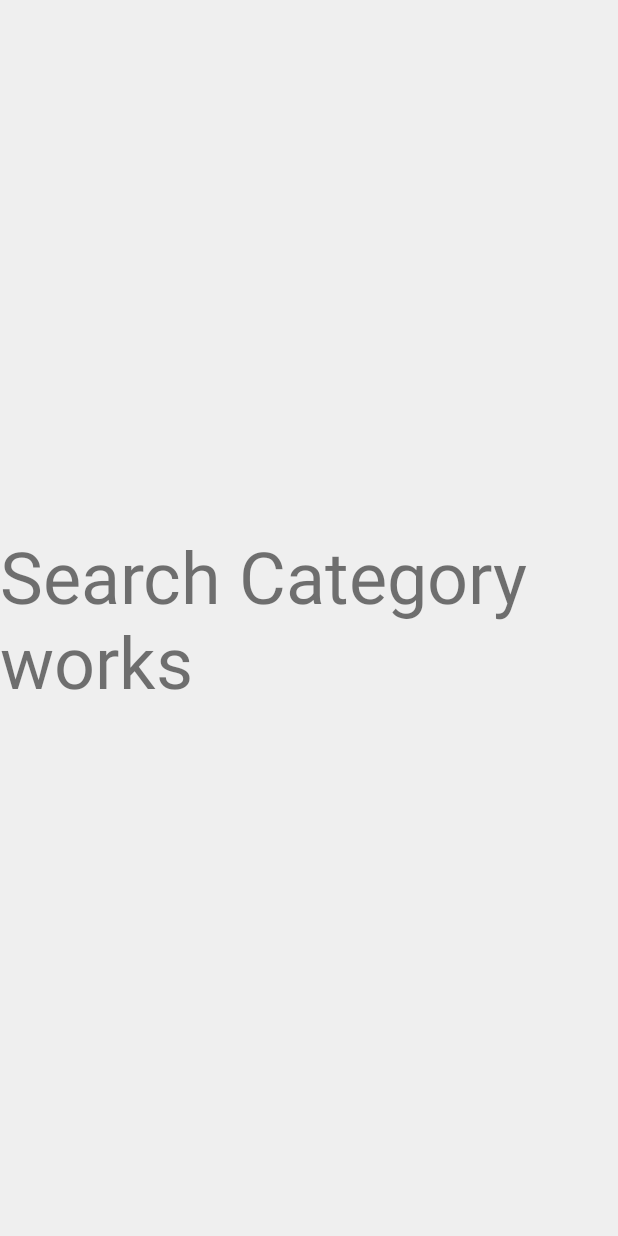
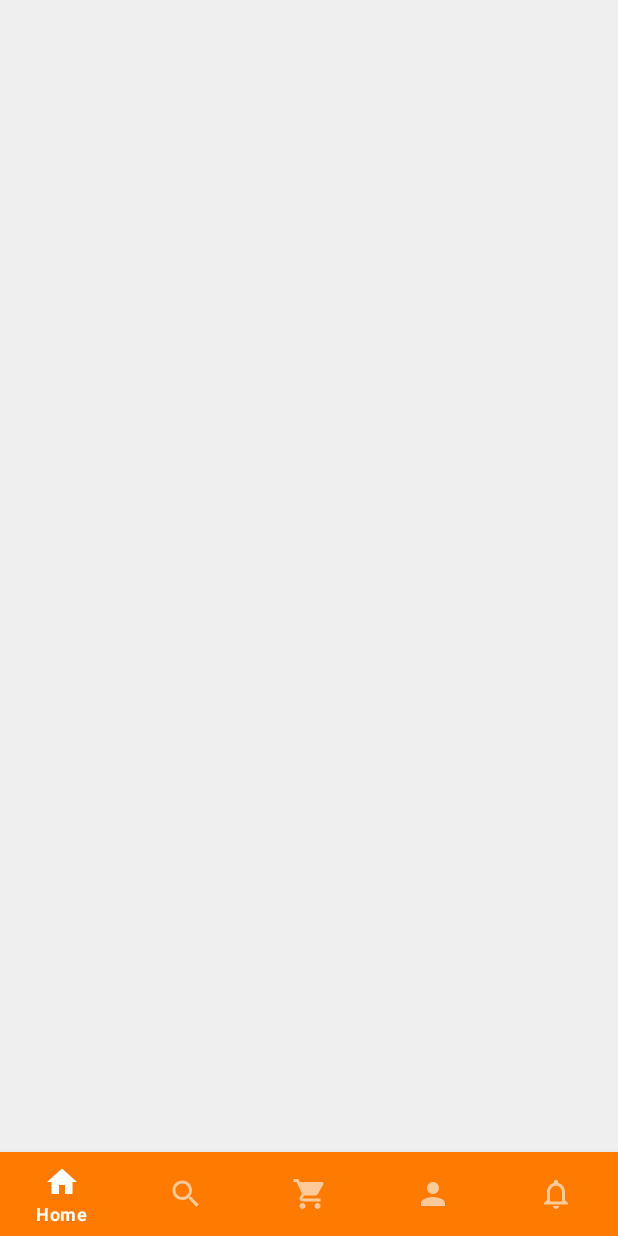
Before and after one commit to miguel57403/safe-eat-client, an Android app: the screen it shows after launch (SearchCategoryActivity before the commit, MainActivity after it), on a phone screen of 412 x 824 dp. Run offline under Robolectric (Android 15) with nearby library versions, the phone set to English and light mode, and no system bars.

Commit message:
Experiment bottom navigation

```diff
--- a/app/src/main/AndroidManifest.xml
+++ b/app/src/main/AndroidManifest.xml
@@ -54,7 +54,7 @@
             android:name=".SearchRestaurantActivity"
             android:exported="false" />
         <activity
-            android:name=".LoginMaterialActivity"
+            android:name=".SearchCategoryActivity"
             android:exported="false" />
         <activity
             android:name=".PaymentActivity"
@@ -72,10 +72,10 @@
             android:name=".AllergyActivity"
             android:exported="false" />
         <activity
-            android:name=".MainActivity"
+            android:name=".LoginMaterialActivity"
             android:exported="false" />
         <activity
-            android:name=".SearchCategoryActivity"
+            android:name=".MainActivity"
             android:exported="true">
             <intent-filter>
                 <action android:name="android.intent.action.MAIN" />
--- a/app/src/main/java/mb/safeEat/MainActivity.kt
+++ b/app/src/main/java/mb/safeEat/MainActivity.kt
@@ -7,5 +7,6 @@ class MainActivity : AppCompatActivity() {
     override fun onCreate(savedInstanceState: Bundle?) {
         super.onCreate(savedInstanceState)
         setContentView(R.layout.activity_main)
+        // https://www.youtube.com/watch?v=Bb8SgfI4Cm4&ab_channel=Foxandroid
     }
 }
--- /dev/null
+++ b/app/src/main/res/drawable/baseline_home_24.xml
@@ -0,0 +1,5 @@
+<vector android:height="24dp" android:tint="#000000"
+    android:viewportHeight="24" android:viewportWidth="24"
+    android:width="24dp" xmlns:android="http://schemas.android.com/apk/res/android">
+    <path android:fillColor="@android:color/white" android:pathData="M10,20v-6h4v6h5v-8h3L12,3 2,12h3v8z"/>
+</vector>
--- /dev/null
+++ b/app/src/main/res/drawable/baseline_notifications_none_24.xml
@@ -0,0 +1,5 @@
+<vector android:height="24dp" android:tint="#000000"
+    android:viewportHeight="24" android:viewportWidth="24"
+    android:width="24dp" xmlns:android="http://schemas.android.com/apk/res/android">
+    <path android:fillColor="@android:color/white" android:pathData="M12,22c1.1,0 2,-0.9 2,-2h-4c0,1.1 0.9,2 2,2zM18,16v-5c0,-3.07 -1.63,-5.64 -4.5,-6.32L13.5,4c0,-0.83 -0.67,-1.5 -1.5,-1.5s-1.5,0.67 -1.5,1.5v0.68C7.64,5.36 6,7.92 6,11v5l-2,2v1h16v-1l-2,-2zM16,17L8,17v-6c0,-2.48 1.51,-4.5 4,-4.5s4,2.02 4,4.5v6z"/>
+</vector>
--- /dev/null
+++ b/app/src/main/res/drawable/baseline_person_24.xml
@@ -0,0 +1,5 @@
+<vector android:height="24dp" android:tint="#000000"
+    android:viewportHeight="24" android:viewportWidth="24"
+    android:width="24dp" xmlns:android="http://schemas.android.com/apk/res/android">
+    <path android:fillColor="@android:color/white" android:pathData="M12,12c2.21,0 4,-1.79 4,-4s-1.79,-4 -4,-4 -4,1.79 -4,4 1.79,4 4,4zM12,14c-2.67,0 -8,1.34 -8,4v2h16v-2c0,-2.66 -5.33,-4 -8,-4z"/>
+</vector>
--- /dev/null
+++ b/app/src/main/res/drawable/baseline_search_24.xml
@@ -0,0 +1,5 @@
+<vector android:height="24dp" android:tint="#000000"
+    android:viewportHeight="24" android:viewportWidth="24"
+    android:width="24dp" xmlns:android="http://schemas.android.com/apk/res/android">
+    <path android:fillColor="@android:color/white" android:pathData="M15.5,14h-0.79l-0.28,-0.27C15.41,12.59 16,11.11 16,9.5 16,5.91 13.09,3 9.5,3S3,5.91 3,9.5 5.91,16 9.5,16c1.61,0 3.09,-0.59 4.23,-1.57l0.27,0.28v0.79l5,4.99L20.49,19l-4.99,-5zM9.5,14C7.01,14 5,11.99 5,9.5S7.01,5 9.5,5 14,7.01 14,9.5 11.99,14 9.5,14z"/>
+</vector>
--- /dev/null
+++ b/app/src/main/res/drawable/baseline_shopping_cart_24.xml
@@ -0,0 +1,5 @@
+<vector android:height="24dp" android:tint="#000000"
+    android:viewportHeight="24" android:viewportWidth="24"
+    android:width="24dp" xmlns:android="http://schemas.android.com/apk/res/android">
+    <path android:fillColor="@android:color/white" android:pathData="M7,18c-1.1,0 -1.99,0.9 -1.99,2S5.9,22 7,22s2,-0.9 2,-2 -0.9,-2 -2,-2zM1,2v2h2l3.6,7.59 -1.35,2.45c-0.16,0.28 -0.25,0.61 -0.25,0.96 0,1.1 0.9,2 2,2h12v-2L7.42,15c-0.14,0 -0.25,-0.11 -0.25,-0.25l0.03,-0.12 0.9,-1.63h7.45c0.75,0 1.41,-0.41 1.75,-1.03l3.58,-6.49c0.08,-0.14 0.12,-0.31 0.12,-0.48 0,-0.55 -0.45,-1 -1,-1L5.21,4l-0.94,-2L1,2zM17,18c-1.1,0 -1.99,0.9 -1.99,2s0.89,2 1.99,2 2,-0.9 2,-2 -0.9,-2 -2,-2z"/>
+</vector>
--- a/app/src/main/res/layout/activity_main.xml
+++ b/app/src/main/res/layout/activity_main.xml
@@ -7,14 +7,24 @@
         android:layout_height="match_parent"
         tools:context=".MainActivity">
 
-    <TextView
-        android:id="@+id/textView"
-        android:layout_width="wrap_content"
-        android:layout_height="wrap_content"
-        android:text="Main works"
-        android:textSize="48sp"
-        app:layout_constraintBottom_toBottomOf="parent"
+    <FrameLayout
+        android:id="@+id/main_menu"
+        android:layout_width="0dp"
+        android:layout_height="0dp"
+        app:layout_constraintBottom_toTopOf="@+id/bottom_nav"
         app:layout_constraintEnd_toEndOf="parent"
         app:layout_constraintStart_toStartOf="parent"
         app:layout_constraintTop_toTopOf="parent" />
+
+    <com.google.android.material.bottomnavigation.BottomNavigationView
+        style="@style/Widget.MaterialComponents.BottomNavigationView.PrimarySurface"
+        android:id="@+id/bottom_nav"
+        android:layout_width="match_parent"
+        android:layout_height="wrap_content"
+        android:layout_alignParentBottom="true"
+        android:scrollIndicators="left"
+        app:menu="@menu/bottom_nav_menu"
+        app:layout_constraintBottom_toBottomOf="parent"
+        app:layout_constraintEnd_toEndOf="parent"
+        app:layout_constraintStart_toStartOf="parent" />
 </androidx.constraintlayout.widget.ConstraintLayout>
--- /dev/null
+++ b/app/src/main/res/menu/bottom_nav_menu.xml
@@ -0,0 +1,9 @@
+<?xml version="1.0" encoding="utf-8"?>
+<menu xmlns:android="http://schemas.android.com/apk/res/android">
+
+    <item android:id="@+id/menu_item_home" android:icon="@drawable/baseline_home_24" android:title="@string/home" />
+    <item android:id="@+id/menu_item_search" android:icon="@drawable/baseline_search_24" android:title="@string/search" />
+    <item android:id="@+id/menu_item_cart" android:icon="@drawable/baseline_shopping_cart_24" android:title="@string/cart" />
+    <item android:id="@+id/menu_item_user" android:icon="@drawable/baseline_person_24" android:title="@string/user" />
+    <item android:id="@+id/menu_item_notification" android:icon="@drawable/baseline_notifications_none_24" android:title="@string/notification" />
+</menu>
--- a/app/src/main/res/values/strings.xml
+++ b/app/src/main/res/values/strings.xml
@@ -22,4 +22,9 @@
     <string name="button_allergy_description">Allergy button</string>
     <string name="allergy_title">Do you have any kind of food restrictions?</string>
     <string name="allergy_submit">Continue</string>
+    <string name="home">Home</string>
+    <string name="search">Search</string>
+    <string name="cart">Cart</string>
+    <string name="user">User</string>
+    <string name="notification">Notification</string>
 </resources>
```
